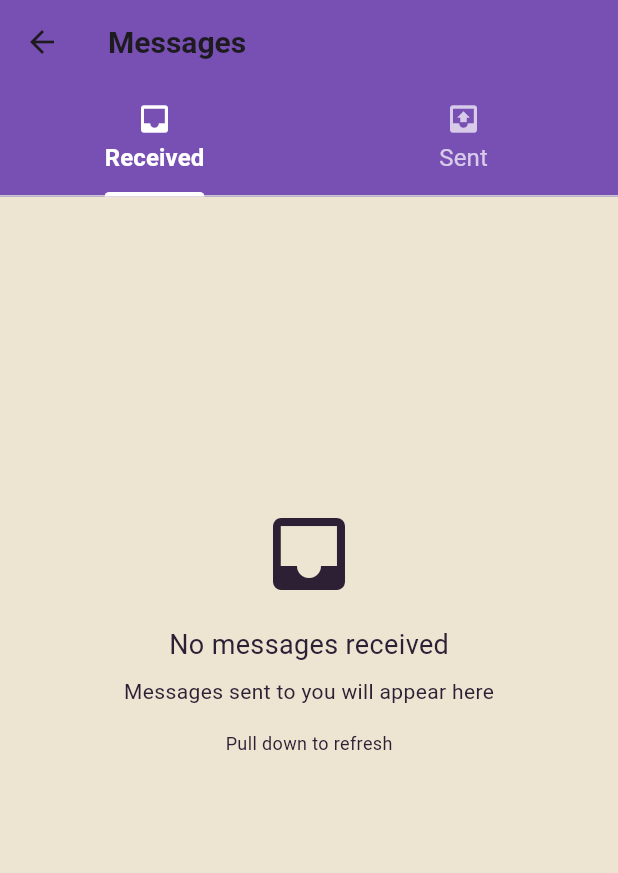
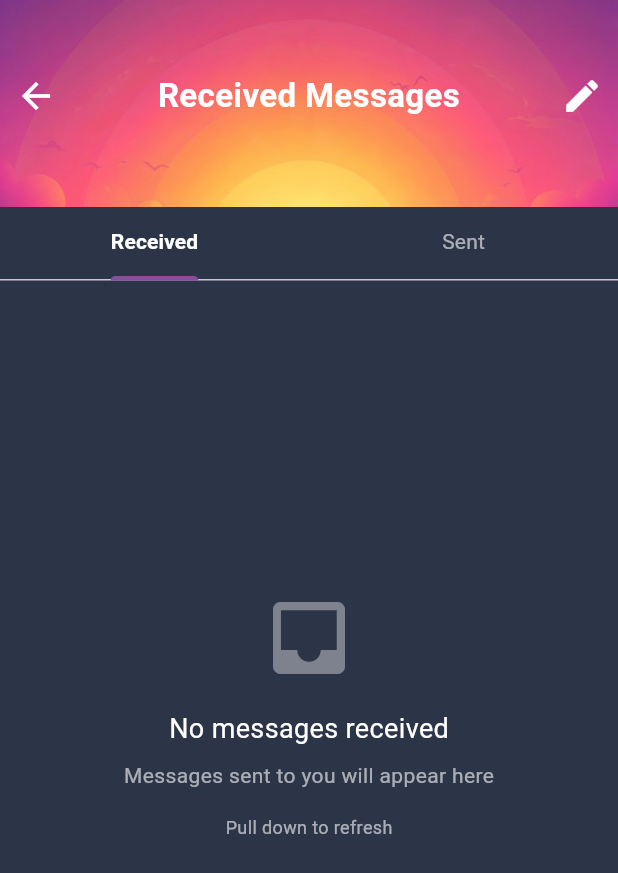
Before and after one commit to Mehedi259/Ally, a Flutter app: the MessagesScreen screen opened directly, on a phone screen of 412 x 824 dp. Shown: the top 873 px of the screen. Run offline on Flutter 3.47's test engine with Material 3 defaults, Android fonts, the phone set to English and light mode, and no system bars; our stand-ins replace cloud_firestore, firebase_auth, firebase_core, flutter_local_notifications, google_sign_in, sliding_up_panel and 1 more; accounts and stored records are empty.

Commit message:
Update the messaging screen UI with a new custom header and dark theme
- **UI/UX**:
    - Replaced the standard `AppBar` with a custom gradient header featuring a background image (`message banner.png`).
    - Implemented a dark blue-gray background (`#2C3447`) for the entire messaging screen.
    - Redesigned message list items to include a purple indicator dot and a simplified layout with `Divider` separators.
    - Updated typography and colors across the screen, moving away from `AveaThemes` defaults to explicit white and white-variant colors for better contrast.
    - Added a "Compose" (edit) icon to the header and back button functionality.
- **Assets**:
    - Added `assets/message banner.png` for use in the messages screen header.

```diff
--- a/lib/messaging/messages_screen.dart
+++ b/lib/messaging/messages_screen.dart
@@ -173,37 +173,70 @@ class _MessagesScreenState extends State<MessagesScreen> with SingleTickerProvid
   @override
   Widget build(BuildContext context) {
     return Scaffold(
-      appBar: AppBar(
-        title: const Text('Messages'),
-        backgroundColor: AveaThemes.current().primarySwatch,
-        bottom: TabBar(
-          controller: _tabController,
-          indicatorColor: Colors.white,
-          indicatorWeight: 3,
-          labelColor: Colors.white,
-          labelStyle: const TextStyle(
-            fontSize: 16,
+      body: Container(
+        color: const Color(0xFF2C3447), // Dark blue-gray background
+        child: Column(
+          children: [
+            // Gradient Header with Background Image
+            Container(
+              width: double.infinity,
+              padding: const EdgeInsets.only(top: 40, bottom: 50),
+              decoration: const BoxDecoration(
+                image: DecorationImage(
+                  image: AssetImage('assets/message banner.png'),
+                  fit: BoxFit.cover,
+                ),
+              ),
+              child: Row(
+                children: [
+                  IconButton(
+                    icon: const Icon(Icons.arrow_back, color: Colors.white, size: 28),
+                    onPressed: () => Navigator.pop(context),
+                  ),
+                  Expanded(
+                    child: Text(
+                      _tabController.index == 0 ? 'Received Messages' : 'Sent Messages',
+                      style: const TextStyle(
+                        color: Colors.white,
+                        fontSize: 22,
                         fontWeight: FontWeight.bold,
                       ),
-          unselectedLabelColor: Colors.white70,
-          unselectedLabelStyle: const TextStyle(
-            fontSize: 16,
-            fontWeight: FontWeight.normal,
+                      textAlign: TextAlign.center,
                     ),
-          tabs: const [
-            Tab(
-              icon: Icon(Icons.inbox),
-              text: 'Received',
                   ),
-            Tab(
-              icon: Icon(Icons.outbox),
-              text: 'Sent',
+                  IconButton(
+                    icon: const Icon(Icons.edit, color: Colors.white, size: 28),
+                    onPressed: () {
+                      // TODO: Navigate to compose message screen
+                    },
                   ),
                 ],
               ),
             ),
-      body: Container(
-        color: AveaThemes.current().backgroundColor,
+            // Tab Bar
+            Container(
+              color: const Color(0xFF2C3447),
+              child: TabBar(
+                controller: _tabController,
+                indicatorColor: const Color(0xFF8B4C9E),
+                indicatorWeight: 3,
+                labelColor: Colors.white,
+                labelStyle: const TextStyle(
+                  fontSize: 14,
+                  fontWeight: FontWeight.bold,
+                ),
+                unselectedLabelColor: Colors.white60,
+                unselectedLabelStyle: const TextStyle(
+                  fontSize: 14,
+                  fontWeight: FontWeight.normal,
+                ),
+                tabs: const [
+                  Tab(text: 'Received'),
+                  Tab(text: 'Sent'),
+                ],
+              ),
+            ),
+            Expanded(
               child: TabBarView(
                 controller: _tabController,
                 children: [
@@ -212,13 +245,16 @@ class _MessagesScreenState extends State<MessagesScreen> with SingleTickerProvid
                 ],
               ),
             ),
+          ],
+        ),
+      ),
     );
   }
 
   Widget _buildBody() {
     if (_isLoading) {
-      return Center(
-        child: CircularProgressIndicator(color: AveaThemes.current().primarySwatch),
+      return const Center(
+        child: CircularProgressIndicator(color: Color(0xFF8B4C9E)),
       );
     }
 
@@ -235,21 +271,21 @@ class _MessagesScreenState extends State<MessagesScreen> with SingleTickerProvid
                 children: [
                   Text(
                     _errorMessage!,
-                    style: TextStyle(color: AveaThemes.current().textColor),
+                    style: const TextStyle(color: Colors.white),
                   ),
                   const SizedBox(height: 16),
                   OutlinedButton(
                     onPressed: _loadMessages,
                     style: OutlinedButton.styleFrom(
-                      foregroundColor: AveaThemes.current().textColor,
-                      side: BorderSide(color: AveaThemes.current().secondaryTextColor),
+                      foregroundColor: Colors.white,
+                      side: const BorderSide(color: Colors.white60),
                     ),
                     child: const Text('Retry'),
                   ),
                   const SizedBox(height: 8),
-                  Text(
+                  const Text(
                     'Pull down to refresh',
-                    style: TextStyle(color: AveaThemes.current().secondaryTextColor, fontSize: 12),
+                    style: TextStyle(color: Colors.white60, fontSize: 12),
                   ),
                 ],
               ),
@@ -274,13 +310,13 @@ class _MessagesScreenState extends State<MessagesScreen> with SingleTickerProvid
                   Icon(
                     showingSent ? Icons.outbox : Icons.inbox,
                     size: 64,
-                    color: AveaThemes.current().secondaryTextColor,
+                    color: Colors.white38,
                   ),
                   const SizedBox(height: 16),
                   Text(
                     showingSent ? 'No sent messages' : 'No messages received',
-                    style:TextStyle(
-                      color: AveaThemes.current().textColor,
+                    style: const TextStyle(
+                      color: Colors.white,
                       fontSize: 18,
                     ),
                   ),
@@ -289,12 +325,12 @@ class _MessagesScreenState extends State<MessagesScreen> with SingleTickerProvid
                     showingSent
                         ? 'Messages you send will appear here'
                         : 'Messages sent to you will appear here',
-                    style: TextStyle(color: AveaThemes.current().secondaryTextColor),
+                    style: const TextStyle(color: Colors.white60),
                   ),
                   const SizedBox(height: 16),
-                  Text(
+                  const Text(
                     'Pull down to refresh',
-                    style: TextStyle(color: AveaThemes.current().secondaryTextColor, fontSize: 12),
+                    style: TextStyle(color: Colors.white60, fontSize: 12),
                   ),
                 ],
               ),
@@ -309,7 +345,10 @@ class _MessagesScreenState extends State<MessagesScreen> with SingleTickerProvid
       child: ListView.separated(
         padding: const EdgeInsets.all(16),
         itemCount: _messages.length,
-        separatorBuilder: (context, index) => const SizedBox(height: 12),
+        separatorBuilder: (context, index) => const Divider(
+          color: Colors.white12,
+          height: 1,
+        ),
         itemBuilder: (context, index) {
           final message = _messages[index];
           final showingSent = _tabController.index == 1;
@@ -319,39 +358,40 @@ class _MessagesScreenState extends State<MessagesScreen> with SingleTickerProvid
           return GestureDetector(
             onTap: () => _openMessageDetail(message),
             child: Container(
-              padding: const EdgeInsets.all(16),
-              decoration: BoxDecoration(
-                color: AveaThemes.current().cardLighterBackground,
-                borderRadius: BorderRadius.circular(12),
+              padding: const EdgeInsets.symmetric(vertical: 16, horizontal: 0),
+              child: Row(
+                crossAxisAlignment: CrossAxisAlignment.start,
+                children: [
+                  Container(
+                    width: 8,
+                    height: 8,
+                    margin: const EdgeInsets.only(top: 8, right: 12),
+                    decoration: const BoxDecoration(
+                      color: Color(0xFF8B4C9E), // Purple dot
+                      shape: BoxShape.circle,
                     ),
+                  ),
+                  Expanded(
                     child: Column(
                       crossAxisAlignment: CrossAxisAlignment.start,
                       children: [
                         Row(
                           mainAxisAlignment: MainAxisAlignment.spaceBetween,
                           children: [
-                      Row(
-                        children: [
-                          Icon(
-                            showingSent ? Icons.arrow_upward : Icons.arrow_downward,
-                            size: 16,
-                            color: showingSent ? Colors.orange : Colors.green,
-                          ),
-                          const SizedBox(width: 8),
-                          Text(
+                            Expanded(
+                              child: Text(
                                 showingSent ? 'To: $otherUserName' : 'From: $otherUserName',
-                            style: TextStyle(
-                              color: AveaThemes.current().textColor,
+                                style: const TextStyle(
+                                  color: Colors.white,
                                   fontWeight: FontWeight.bold,
                                   fontSize: 16,
                                 ),
                               ),
-                        ],
                             ),
                             Text(
                               _formatDate(message.sentAt),
-                        style: TextStyle(
-                          color: AveaThemes.current().secondaryTextColor,
+                              style: const TextStyle(
+                                color: Colors.white60,
                                 fontSize: 12,
                               ),
                             ),
@@ -360,10 +400,15 @@ class _MessagesScreenState extends State<MessagesScreen> with SingleTickerProvid
                         const SizedBox(height: 8),
                         Text(
                           message.content,
-                    style: TextStyle(color: AveaThemes.current().textColor),
-                    maxLines: 3,
+                          style: const TextStyle(
+                            color: Colors.white70,
+                            fontSize: 14,
+                          ),
+                          maxLines: 2,
                           overflow: TextOverflow.ellipsis,
-                    softWrap: true,
+                        ),
+                      ],
+                    ),
                   ),
                 ],
               ),
```
Also changed, not shown: assets/message banner.png (added). Lines whose indentation alone changed are shown as unchanged.
